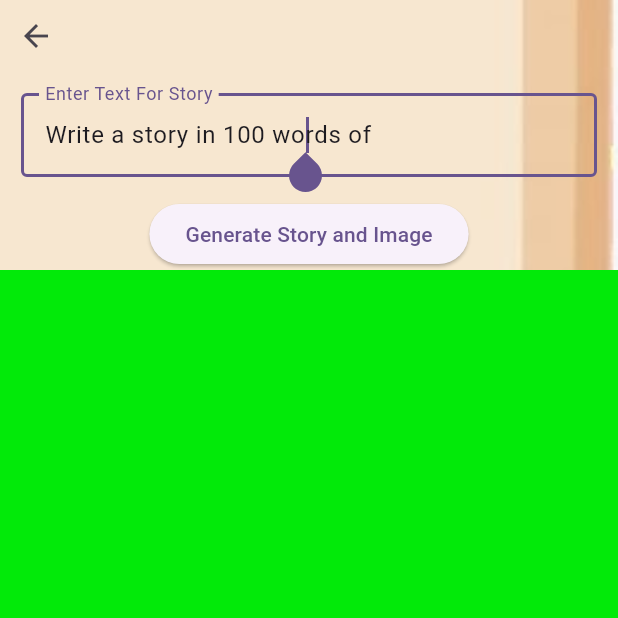
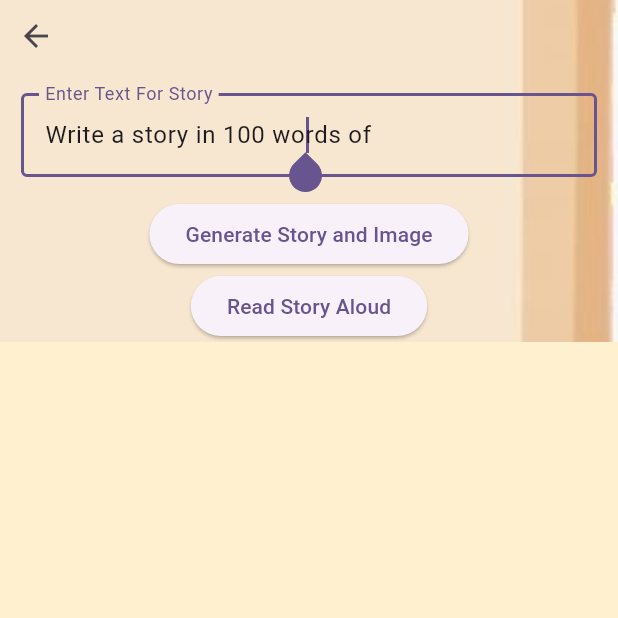
Before and after one commit to haroonimran231/roudy_story_box, a Flutter app: the screen it shows after launch, after a tap on "Enter Text For Story", on a phone screen of 412 x 824 dp, the top half of it. Run offline on Flutter 3.47's test engine with Material 2 defaults, Android fonts, the phone set to English and light mode, and no system bars; our stand-ins replace dio, flutter_svg, flutter_tts, font_awesome_flutter, get; missing offline and left inert: multiavatar.

Commit message:
specch also

```diff
--- a/lib/view/frames/picture/picture.dart
+++ b/lib/view/frames/picture/picture.dart
@@ -1,70 +1,31 @@
-// import 'package:flutter/material.dart';
-// import 'package:roudy_story_box/view/frames/picture/model.dart';
-
-// class PictureScreen extends StatefulWidget {
-//   const PictureScreen({super.key});
-
-//   @override
-//   // ignore: library_private_types_in_public_api
-//   _PictureScreenState createState() => _PictureScreenState();
-// }
-
-// class _PictureScreenState extends State<PictureScreen> {
-//   late Future<Picture> picture;
-
-//   @override
-//   void initState() {
-//     super.initState();
-//     picture = fetchPicture();
-//   }
-
-//   @override
-//   Widget build(BuildContext context) {
-//     return Scaffold(
-//       appBar: AppBar(
-//         title: const Text('Picture Screen'),
-//       ),
-//       body: Center(
-//         child: FutureBuilder<Picture>(
-//           future: picture,
-//           builder: (context, snapshot) {
-//             if (snapshot.connectionState == ConnectionState.waiting) {
-//               return const CircularProgressIndicator();
-//             } else if (snapshot.hasError) {
-//               return Text('Error: ${snapshot.error}');
-//             } else {
-//               final pictureData = snapshot.data!;
-//               // Use the pictureData to display information on the screen
-//               return Text(
-//                   'Process ID: ${pictureData.processId},result: ${pictureData.result}');
-//             }
-//           },
-//         ),
-//       ),
-//     );
-//   }
-// }
-
 // import 'package:flutter/material.dart';
 // import 'package:http/http.dart' as http;
 // import 'dart:convert';
 
-// class MonsterApiDemo extends StatefulWidget {
+// class StoryDisplayPage extends StatefulWidget {
 //   @override
-//   _MonsterApiDemoState createState() => _MonsterApiDemoState();
+//   _StoryDisplayPageState createState() => _StoryDisplayPageState();
 // }
 
-// class _MonsterApiDemoState extends State<MonsterApiDemo> {
-//   final String apiUrl =
+// class _StoryDisplayPageState extends State<StoryDisplayPage> {
+//   final String textApiUrl =
 //       'https://api.monsterapi.ai/v1/generate/falcon-7b-instruct';
+//   final String imageApiUrl = 'https://api.monsterapi.ai/v1/generate/sdxl-base';
 //   final String apiKey =
-//       'Bearer eyJ0eXAiOiJKV1QiLCJhbGciOiJIUzI1NiJ9.eyJ1c2VybmFtZSI6Ijc1NWU0Y2ZhYzQ2NTkxZWNmMDM4ZTM2NTQ0N2Q1MTVhIiwiY3JlYXRlZF9hdCI6IjIwMjMtMDktMDhUMDU6MTk6MjMuNzQwODQwIn0.ZFsjbPrwk4OZpNCCeJzmc9BbB6WhPeY8MTp5_AQkbM4'; // Replace with your actual API key
-//   TextEditingController textController = TextEditingController();
+//       'Bearer eyJ0eXAiOiJKV1QiLCJhbGciOiJIUzI1NiJ9.eyJ1c2VybmFtZSI6IjRjMGFkNmNiYWQ4YmZkMDVmOWQ3ZjEwNThkYjY3ZjIwIiwiY3JlYXRlZF9hdCI6IjIwMjMtMDktMDVUMDk6NTY6MDMuOTc1NTY2In0.7ib-0U7lUuomtqckzZEMF-D7ldVorNiNTcg2hrTW0kc'; // Replace with your actual API key
+//   TextEditingController textController = TextEditingController(
+//     text: 'Write a story in 100 words of', // Initial text
+//   );
 //   TextEditingController generatedTextController = TextEditingController();
+//   double fontSize = 15.0;
+//   List<String> frameUrls = [];
+
+//   // Add a FocusNode to manage the focus of the text field
+//   final FocusNode _textFocus = FocusNode();
 
 //   Future<void> makeAnimatedTextRequest(String prompt) async {
 //     try {
-//       var request = http.MultipartRequest('POST', Uri.parse(apiUrl))
+//       var request = http.MultipartRequest('POST', Uri.parse(textApiUrl))
 //         ..headers['Authorization'] = apiKey
 //         ..fields['prompt'] = prompt;
 
@@ -104,6 +65,9 @@
 //               var generatedText = result['text'];
 //               setState(() {
 //                 generatedTextController.text = generatedText;
+//                 // Calculate the font size based on image size
+//                 fontSize =
+//                     generatedTextController.text.length < 100 ? 15.0 : 12.0;
 //               });
 //             }
 //             break;
@@ -124,85 +88,20 @@
 //     }
 //   }
 
-//   @override
-//   void dispose() {
-//     textController.dispose();
-//     generatedTextController.dispose();
-//     super.dispose();
-//   }
-
-//   @override
-//   Widget build(BuildContext context) {
-//     return Scaffold(
-//       appBar: AppBar(
-//         title: Text('Monster API Text Generation Demo'),
-//       ),
-//       body: Center(
-//         child: Column(
-//           children: [
-//             TextField(
-//               controller: textController,
-//               decoration: InputDecoration(
-//                 labelText: 'Enter Text Prompt',
-//                 border: OutlineInputBorder(),
-//               ),
-//             ),
-//             ElevatedButton(
-//               onPressed: () {
-//                 String prompt = textController.text;
-//                 if (prompt.isNotEmpty) {
-//                   makeAnimatedTextRequest(prompt);
-//                 } else {
-//                   // Handle empty text input
-//                   print('Please enter a text prompt.');
-//                 }
-//               },
-//               child: Text('Generate Text'),
-//             ),
-//             SizedBox(height: 20), // Add spacing
-//             TextField(
-//               controller: generatedTextController,
-//               readOnly: true,
-//               maxLines: null, // Allow multiline text
-//               decoration: InputDecoration(
-//                 labelText: 'Generated Text',
-//                 border: OutlineInputBorder(),
-//               ),
-//             ),
-//           ],
-//         ),
-//       ),
-//     );
-//   }
-// }
-
-// import 'package:flutter/material.dart';
-// import 'package:http/http.dart' as http;
-// import 'dart:convert';
-
-// class PictureScreen extends StatefulWidget {
-//   @override
-//   _PictureScreenState createState() => _PictureScreenState();
-// }
-
-// class _PictureScreenState extends State<PictureScreen> {
-//   final String apiUrl = 'https://api.monsterapi.ai/v1/generate/sdxl-base';
-//   final String apiKey =
-//       'Bearer eyJ0eXAiOiJKV1QiLCJhbGciOiJIUzI1NiJ9.eyJ1c2VybmFtZSI6IjRjMGFkNmNiYWQ4YmZkMDVmOWQ3ZjEwNThkYjY3ZjIwIiwiY3JlYXRlZF9hdCI6IjIwMjMtMDktMDVUMDk6NTY6MDMuOTc1NTY2In0.7ib-0U7lUuomtqckzZEMF-D7ldVorNiNTcg2hrTW0kc'; // Replace with your actual API key
-//   List<String> frameUrls = [];
-//   TextEditingController textController = TextEditingController();
-
-//   Future<void> animatedPics(String prompt) async {
+//   Future<void> makeAnimatedImageRequest(String prompt) async {
+//     // Implement image generation request here
 //     try {
-//       var request = http.MultipartRequest('POST', Uri.parse(apiUrl))
+//       // Create an HTTP request to generate images
+//       // You need to set the appropriate headers and parameters
+//       // Similar to what you did for text generation
+//       var request = http.MultipartRequest('POST', Uri.parse(imageApiUrl))
 //         ..headers['Authorization'] = apiKey
 //         ..fields['prompt'] = prompt
-//         ..fields['samples'] = '1' // Number of frames
+//         ..fields['samples'] = '2' // Number of frames
 //         ..fields['steps'] = '30' // Sampling steps
 //         ..fields['aspect_ratio'] = 'landscape'
 //         ..fields['guidance_scale'] = '12.5'
-//         ..fields['style'] = 'anime'; // Set
-
+//         ..fields['style'] = 'anime';
 //       var response = await request.send();
 
 //       if (response.statusCode == 200) {
@@ -212,10 +111,10 @@
 //           var statusUrl = jsonResponse['status_url'];
 //           await pollStatusAndFetchFrames(statusUrl);
 //         } else {
-//           print('API Response exist "status_url".');
+//           print('API Response does not contain "status_url".');
 //         }
 //       } else {
-//         print('API Req Failed: ${response.statusCode}');
+//         print('API Request Failed: ${response.statusCode}');
 //       }
 //     } catch (e) {
 //       print('Error: $e');
@@ -223,6 +122,7 @@
 //   }
 
 //   Future<void> pollStatusAndFetchFrames(String statusUrl) async {
+//     // Implement polling for image generation status and fetching frames here
 //     try {
 //       while (true) {
 //         var response = await http
@@ -257,78 +157,122 @@
 //   }
 
 //   @override
-//   void dispose() {
-//     textController.dispose();
-//     super.dispose();
-//   }
-
-//   @override
 //   Widget build(BuildContext context) {
 //     return Scaffold(
-//       backgroundColor: Colors.blue,
-//       appBar: AppBar(
-//         backgroundColor: Colors.green,
-//         title: Text('Text To Image Generation'),
-//       ),
-//       body: Center(
-//         child: Column(
-//           children: [
-//             SizedBox(
-//               height: 14,
-//             ),
-//             TextField(
-//               controller: textController,
-//               decoration: InputDecoration(
-//                 // fillColor: Colors.red,
-//                 labelText: 'Text for Image',
-//                 border: OutlineInputBorder(
-//                     borderSide: BorderSide(color: Colors.black)),
+//       backgroundColor: Color.fromARGB(255, 2, 234, 9),
+//       body: GestureDetector(
+//         onTap: () {
+//           // Close the keyboard when tapping anywhere on the screen
+//           if (_textFocus.hasFocus) {
+//             _textFocus.unfocus();
+//           }
+//         },
+//         child: SingleChildScrollView(
+//           // Wrap the content in a SingleChildScrollView
+//           child: Stack(
+//             alignment: Alignment.center,
+//             children: [
+//               Positioned.fill(
+//                 child: Image.asset(
+//                   'assets/images/b.jpeg',
+//                   fit: BoxFit.cover,
+//                 ),
 //               ),
-//             ),
-//             ElevatedButton(
-//               onPressed: () {
-//                 String prompt = textController.text;
-//                 if (prompt.isNotEmpty) {
-//                   animatedPics(prompt);
-//                 } else {
-//                   // Handle empty text input
-//                   print('Please enter some text.');
-//                 }
-//               },
-//               child: Text('Generate'),
-//             ),
-//             Expanded(
-//               child: ListView.builder(
-//                 itemCount: frameUrls.length,
-//                 itemBuilder: (context, index) {
-//                   return Image.network(frameUrls[index]);
-//                 },
+//               Column(
+//                 crossAxisAlignment: CrossAxisAlignment.center,
+//                 children: [
+//                   // Back Button
+//                   Row(
+//                     children: [
+//                       IconButton(
+//                         icon: Icon(Icons.arrow_back),
+//                         onPressed: () {
+//                           // Handle back button press
+//                         },
+//                       ),
+//                     ],
+//                   ),
+
+//                   // Text Field
+//                   Padding(
+//                     padding: const EdgeInsets.all(14.0),
+//                     child: TextField(
+//                       controller: textController,
+//                       focusNode:
+//                           _textFocus, // Assign the focus node to the text field
+//                       decoration: InputDecoration(
+//                         labelText: 'Enter Text For Story',
+//                         border: OutlineInputBorder(),
+//                       ),
+//                       onTap: () {
+//                         if (textController.text ==
+//                             'Write a story in 100 words for the user') {
+//                           textController
+//                               .clear(); // Clear the default text when tapped
+//                         }
+//                       },
+//                     ),
+//                   ),
+//                   ElevatedButton(
+//                     onPressed: () {
+//                       String prompt = textController.text;
+//                       if (prompt.isNotEmpty) {
+//                         makeAnimatedTextRequest(prompt);
+//                         makeAnimatedImageRequest(prompt);
+//                       } else {
+//                         // Handle empty text input
+//                         print('Please Enter Story.');
+//                       }
+//                     },
+//                     child: Text('Generate Story and Image'),
+//                   ),
+//                   if (generatedTextController.text.isNotEmpty)
+//                     Container(
+//                       padding: EdgeInsets.all(16),
+//                       color: Color(0xFFFFF1D0).withOpacity(0.1),
+//                       child: Text(
+//                         generatedTextController.text,
+//                         style: TextStyle(
+//                           color: Colors.black,
+//                           fontSize: 20,
+//                           fontFamily: 'IndieFlower',
+//                         ),
+//                       ),
+//                     ),
+//                   if (frameUrls.isNotEmpty)
+//                     Column(
+//                       children: frameUrls.map((frameUrl) {
+//                         return Image.network(frameUrl);
+//                       }).toList(),
+//                     ),
+//                 ],
 //               ),
-//             ),
-//           ],
+//             ],
+//           ),
 //         ),
 //       ),
 //     );
 //   }
 // }
 
-//
-
 import 'package:flutter/material.dart';
 import 'package:http/http.dart' as http;
 import 'dart:convert';
+import 'package:flutter_tts/flutter_tts.dart';
 
 class StoryDisplayPage extends StatefulWidget {
   @override
   _StoryDisplayPageState createState() => _StoryDisplayPageState();
 }
 
+final FlutterTts flutterTts = FlutterTts(); // Initialize Flutter TTS
+
 class _StoryDisplayPageState extends State<StoryDisplayPage> {
   final String textApiUrl =
       'https://api.monsterapi.ai/v1/generate/falcon-7b-instruct';
   final String imageApiUrl = 'https://api.monsterapi.ai/v1/generate/sdxl-base';
   final String apiKey =
-      'Bearer eyJ0eXAiOiJKV1QiLCJhbGciOiJIUzI1NiJ9.eyJ1c2VybmFtZSI6IjRjMGFkNmNiYWQ4YmZkMDVmOWQ3ZjEwNThkYjY3ZjIwIiwiY3JlYXRlZF9hdCI6IjIwMjMtMDktMDVUMDk6NTY6MDMuOTc1NTY2In0.7ib-0U7lUuomtqckzZEMF-D7ldVorNiNTcg2hrTW0kc'; // Replace with your actual API key
+      'eyJ0eXAiOiJKV1QiLCJhbGciOiJIUzI1NiJ9.eyJ1c2VybmFtZSI6Ijc1NWU0Y2ZhYzQ2NTkxZWNmMDM4ZTM2NTQ0N2Q1MTVhIiwiY3JlYXRlZF9hdCI6IjIwMjMtMDktMTFUMDU6MDA6MTIuNzQwMDk0In0.v6w0LBLJxJekt5XJvgbzsB30WDFevgz9bZ6bW3sQccA'; // Replace with your actual API key
   TextEditingController textController = TextEditingController(
     text: 'Write a story in 100 words of', // Initial text
   );
@@ -338,6 +282,8 @@ class _StoryDisplayPageState extends State<StoryDisplayPage> {
 
   // Add a FocusNode to manage the focus of the text field
   final FocusNode _textFocus = FocusNode();
+
+  bool isTTSPlaying = false; // Track TTS playback status
 
   Future<void> makeAnimatedTextRequest(String prompt) async {
     try {
@@ -405,11 +351,7 @@ class _StoryDisplayPageState extends State<StoryDisplayPage> {
   }
 
   Future<void> makeAnimatedImageRequest(String prompt) async {
-    // Implement image generation request here
     try {
-      // Create an HTTP request to generate images
-      // You need to set the appropriate headers and parameters
-      // Similar to what you did for text generation
       var request = http.MultipartRequest('POST', Uri.parse(imageApiUrl))
         ..headers['Authorization'] = apiKey
         ..fields['prompt'] = prompt
@@ -438,7 +380,6 @@ class _StoryDisplayPageState extends State<StoryDisplayPage> {
   }
 
   Future<void> pollStatusAndFetchFrames(String statusUrl) async {
-    // Implement polling for image generation status and fetching frames here
     try {
       while (true) {
         var response = await http
@@ -449,7 +390,6 @@ class _StoryDisplayPageState extends State<StoryDisplayPage> {
           var status = jsonResponse['status'];
 
           if (status == 'COMPLETED') {
-            // The generation process is completed, fetch the frames
             var frameList = jsonResponse['result']['output'];
             setState(() {
               frameUrls = List<String>.from(frameList);
@@ -459,7 +399,6 @@ class _StoryDisplayPageState extends State<StoryDisplayPage> {
             print('Image generation failed.');
             break;
           } else {
-            // The process is still in progress, wait for a while before checking again
             await Future.delayed(Duration(seconds: 5));
           }
         } else {
@@ -472,19 +411,36 @@ class _StoryDisplayPageState extends State<StoryDisplayPage> {
     }
   }
 
+  Future<void> speakGeneratedStory() async {
+    if (generatedTextController.text.isNotEmpty) {
+      await flutterTts.setLanguage('en-US');
+      await flutterTts.setPitch(1.0);
+
+      // Set the TTS playback status to true when playback starts
+      setState(() {
+        isTTSPlaying = true;
+      });
+
+      await flutterTts.speak(generatedTextController.text);
+
+      // Set the TTS playback status to false when playback completes
+      setState(() {
+        isTTSPlaying = false;
+      });
+    }
+  }
+
   @override
   Widget build(BuildContext context) {
     return Scaffold(
-      backgroundColor: Color.fromARGB(255, 2, 234, 9),
+      backgroundColor: Color(0xFFFFF1D0),
       body: GestureDetector(
         onTap: () {
-          // Close the keyboard when tapping anywhere on the screen
           if (_textFocus.hasFocus) {
             _textFocus.unfocus();
           }
         },
         child: SingleChildScrollView(
-          // Wrap the content in a SingleChildScrollView
           child: Stack(
             alignment: Alignment.center,
             children: [
@@ -497,25 +453,26 @@ class _StoryDisplayPageState extends State<StoryDisplayPage> {
               Column(
                 crossAxisAlignment: CrossAxisAlignment.center,
                 children: [
-                  // Back Button
                   Row(
                     children: [
                       IconButton(
                         icon: Icon(Icons.arrow_back),
                         onPressed: () {
-                          // Handle back button press
+                          // Navigator.push(
+                          //   context,
+                          //   MaterialPageRoute(
+                          //     builder: (context) => DashboardPage(),
+                          //   ),
+                          // );
                         },
                       ),
                     ],
                   ),
-
-                  // Text Field
                   Padding(
                     padding: const EdgeInsets.all(14.0),
                     child: TextField(
                       controller: textController,
-                      focusNode:
-                          _textFocus, // Assign the focus node to the text field
+                      focusNode: _textFocus,
                       decoration: InputDecoration(
                         labelText: 'Enter Text For Story',
                         border: OutlineInputBorder(),
@@ -523,8 +480,7 @@ class _StoryDisplayPageState extends State<StoryDisplayPage> {
                       onTap: () {
                         if (textController.text ==
                             'Write a story in 100 words for the user') {
-                          textController
-                              .clear(); // Clear the default text when tapped
+                          textController.clear();
                         }
                       },
                     ),
@@ -536,7 +492,6 @@ class _StoryDisplayPageState extends State<StoryDisplayPage> {
                         makeAnimatedTextRequest(prompt);
                         makeAnimatedImageRequest(prompt);
                       } else {
-                        // Handle empty text input
                         print('Please Enter Story.');
                       }
                     },
@@ -550,7 +505,7 @@ class _StoryDisplayPageState extends State<StoryDisplayPage> {
                         generatedTextController.text,
                         style: TextStyle(
                           color: Colors.black,
-                          fontSize: 20,
+                          fontSize: 18,
                           fontFamily: 'IndieFlower',
                         ),
                       ),
@@ -561,6 +516,17 @@ class _StoryDisplayPageState extends State<StoryDisplayPage> {
                         return Image.network(frameUrl);
                       }).toList(),
                     ),
+                  Stack(
+                    alignment: Alignment.center,
+                    children: [
+                      ElevatedButton(
+                        onPressed: speakGeneratedStory,
+                        child: Text('Read Story Aloud'),
+                      ),
+                      if (isTTSPlaying) // Show a loading indicator when TTS is playing
+                        CircularProgressIndicator(),
+                    ],
+                  ),
                 ],
               ),
             ],
--- a/pubspec.yaml
+++ b/pubspec.yaml
@@ -45,6 +45,7 @@ dependencies:
   dio: ^5.3.2
   adaptive_theme: ^3.4.0
   cached_network_image: ^3.2.3
+  flutter_tts: ^3.8.2
   # images_picker: ^1.2.11
 dev_dependencies:
   flutter_test:
```
Also changed, not shown: pubspec.lock, 3 other files.
